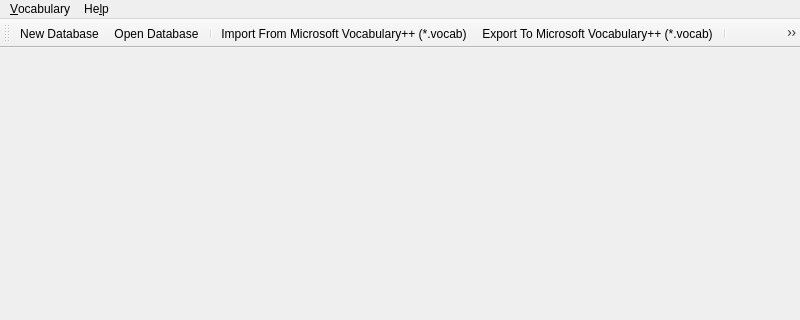
This is Forms/MainWindow.ui in iatanasov77/qvocabulary as Qt 5 draws it before an edit; both pictures show x 0 to 800 and y 0 to 320 of the 800 by 600 pixel window. The edited form follows.
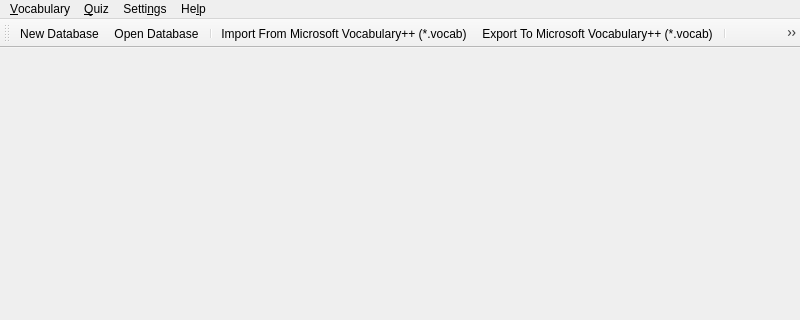
This is the edited form.

Commit message: Refactoring menus of the MainWindow.

Patch:
```diff
--- a/Forms/MainWindow.ui
+++ b/Forms/MainWindow.ui
@@ -87,7 +87,30 @@
     <addaction name="actionAbout"/>
     <addaction name="actionAboutQt"/>
    </widget>
+   <widget class="QMenu" name="menuQuiz">
+    <property name="title">
+     <string>&amp;Quiz</string>
+    </property>
+    <addaction name="actionSimpleExam"/>
+    <addaction name="separator"/>
+    <addaction name="actionCompletedExams"/>
+   </widget>
+   <widget class="QMenu" name="menuSettings">
+    <property name="title">
+     <string>Setti&amp;ngs</string>
+    </property>
+    <widget class="QMenu" name="menuLanguages">
+     <property name="title">
+      <string>Languages</string>
+     </property>
+    </widget>
+    <addaction name="menuLanguages"/>
+    <addaction name="separator"/>
+    <addaction name="actionPreferences"/>
+   </widget>
    <addaction name="menuDatabase"/>
+   <addaction name="menuQuiz"/>
+   <addaction name="menuSettings"/>
    <addaction name="menuHelp"/>
   </widget>
   <widget class="QStatusBar" name="statusbar"/>
```
Left out of the diff: 31 changed lines with no effect on the pictures. The commit also changes 9 other files.
